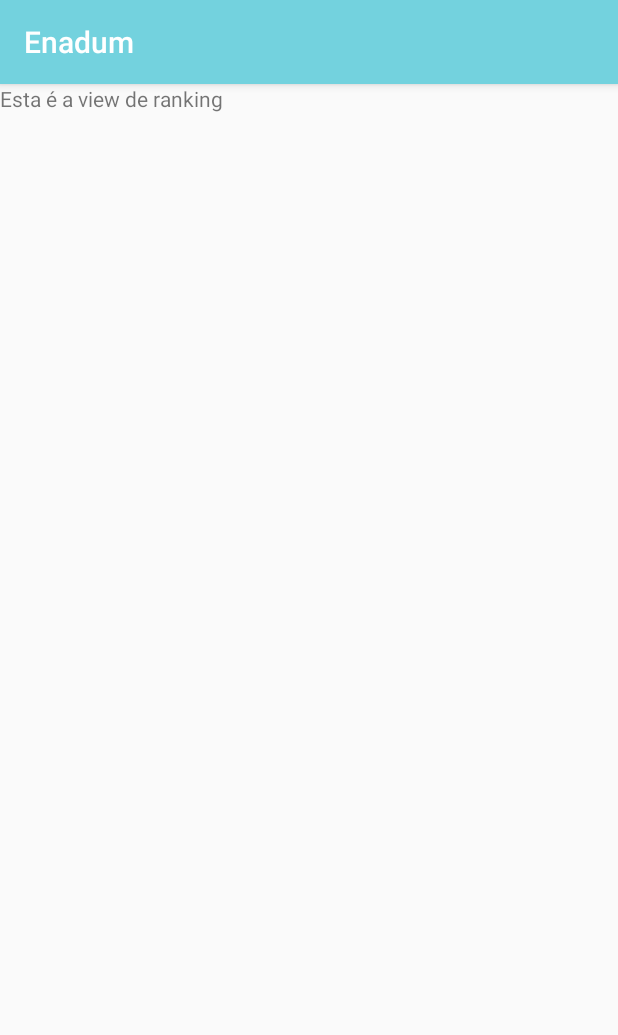
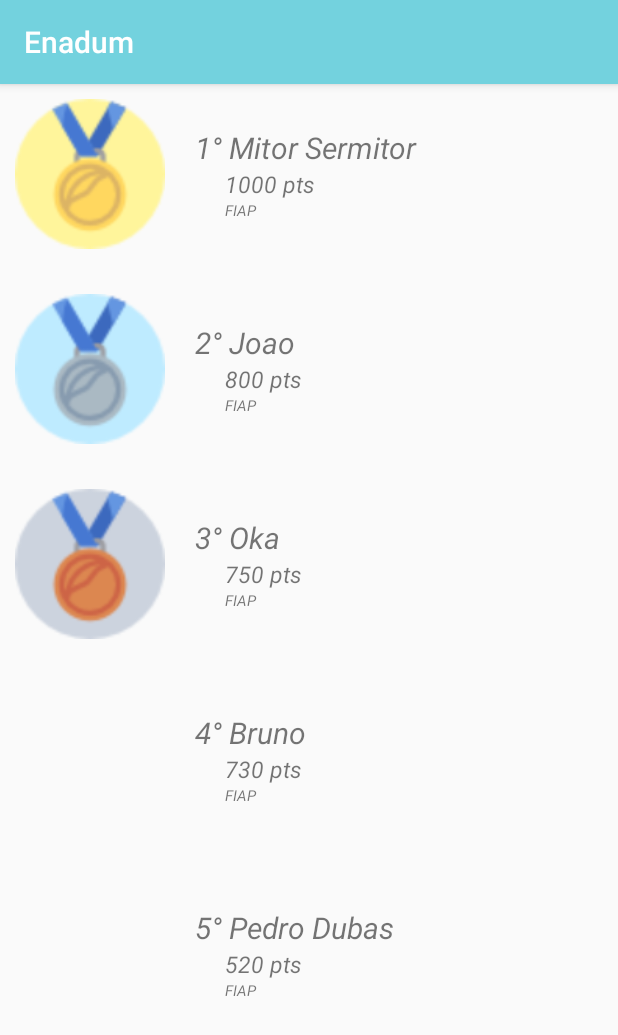
Before and after one commit to VictorMonte-zz/enadum-app, an Android app: the fragment FragmentRanking shown on its own in the app's theme, on a phone screen of 412 x 824 dp. Shown: the top 1035 px of the screen. Run offline under Robolectric (Android 15) with nearby library versions, the phone set to English and light mode, and no system bars.

Commit message:
Implementação da Ranking
Criação da ListView com avatar.
Utilização de mock para simular ranking.

```diff
--- /dev/null
+++ b/app/src/main/java/br/com/navi/enadumapp/Adapter/RankingAdapter.java
@@ -0,0 +1,79 @@
+package br.com.navi.enadumapp.Adapter;
+
+import android.support.v4.app.FragmentActivity;
+import android.view.LayoutInflater;
+import android.view.View;
+import android.view.ViewGroup;
+import android.widget.BaseAdapter;
+import android.widget.ImageView;
+import android.widget.TextView;
+
+import java.util.ArrayList;
+
+import br.com.navi.enadumapp.Model.Aluno;
+import br.com.navi.enadumapp.R;
+
+/**
+ * Created by Victor Monte on 27/08/2016.
+ */
+public class RankingAdapter extends BaseAdapter {
+
+    public ArrayList<Aluno> ranking;
+    public FragmentActivity context;
+    LayoutInflater inflater = null;
+
+    public RankingAdapter(FragmentActivity ctx, ArrayList<Aluno> ranking)
+    {
+        this.context = ctx;
+        this.ranking = ranking;
+        inflater = (LayoutInflater)ctx.getSystemService(ctx.LAYOUT_INFLATER_SERVICE);
+    }
+
+    @Override
+    public int getCount() {
+        return ranking.size();
+    }
+
+    @Override
+    public Object getItem(int i) {
+        return ranking.get(i);
+    }
+
+    @Override
+    public long getItemId(int i) {
+        return i;
+    }
+
+    @Override
+    public View getView(int i, View view, ViewGroup viewGroup) {
+        View row = inflater.inflate(R.layout.listview_ranking, null);
+
+        TextView posicao = (TextView)row.findViewById(R.id.txtPosicao);
+        posicao.setText(String.valueOf(i+1) + "° " + ranking.get(i).getNome());
+
+        TextView instituicao = (TextView)row.findViewById(R.id.txtInstituicaoRanking);
+        instituicao.setText(ranking.get(i).getInstituicao());
+
+        TextView pontuacao = (TextView)row.findViewById(R.id.txtPontuacao);
+        pontuacao.setText(String.valueOf(ranking.get(i).getPontuacao()) + " pts");
+
+        ImageView avatar = (ImageView)row.findViewById(R.id.ivAvatarRanking);
+        switch (i)
+        {
+            case 0:
+                avatar.setImageResource(R.drawable.gold);
+                break;
+            case 1:
+                avatar.setImageResource(R.drawable.silver);
+                break;
+            case 2:
+                avatar.setImageResource(R.drawable.bronze);
+                break;
+            default:
+                avatar.setVisibility(View.INVISIBLE);
+                break;
+        }
+
+        return row;
+    }
+}
--- a/app/src/main/java/br/com/navi/enadumapp/Fragment/FragmentRanking.java
+++ b/app/src/main/java/br/com/navi/enadumapp/Fragment/FragmentRanking.java
@@ -6,16 +6,75 @@ import android.support.v4.app.Fragment;
 import android.view.LayoutInflater;
 import android.view.View;
 import android.view.ViewGroup;
+import android.widget.ListView;
 
+import java.util.ArrayList;
+import java.util.List;
+
+import br.com.navi.enadumapp.Adapter.RankingAdapter;
+import br.com.navi.enadumapp.Model.Aluno;
 import br.com.navi.enadumapp.R;
 
 /**
- * Created by Pichau on 17/08/2016.
+ * Created by Victor Monte on 17/08/2016.
  */
 public class FragmentRanking extends Fragment {
+
+    public ArrayList<Aluno> ranking;
+    public ListView lvRanking;
+
     @Nullable
     @Override
     public View onCreateView(LayoutInflater inflater, @Nullable ViewGroup container, @Nullable Bundle savedInstanceState) {
         return inflater.inflate(R.layout.fragment_ranking, container, false);
     }
+
+    @Override
+    public void onViewCreated(View view, @Nullable Bundle savedInstanceState) {
+        super.onViewCreated(view, savedInstanceState);
+
+        gerarMockRanking();
+
+        lvRanking = (ListView)getView().findViewById(R.id.lvRanking);
+        lvRanking.setAdapter(new RankingAdapter(getActivity(), this.ranking));
+    }
+
+    private void gerarMockRanking() {
+        ranking = new ArrayList<Aluno>();
+        Aluno aluno = new Aluno();
+
+        //aluno 1
+        aluno.setNome("Mitor Sermitor");
+        aluno.setInstituicao("FIAP");
+        aluno.setPontuacao(1000);
+        ranking.add(aluno);
+
+        //aluno 2
+        aluno = new Aluno();
+        aluno.setNome("Joao");
+        aluno.setInstituicao("FIAP");
+        aluno.setPontuacao(800);
+        ranking.add(aluno);
+
+        //aluno 3
+        aluno = new Aluno();
+        aluno.setNome("Oka");
+        aluno.setInstituicao("FIAP");
+        aluno.setPontuacao(750);
+        ranking.add(aluno);
+
+        //aluno 4
+        aluno = new Aluno();
+        aluno.setNome("Bruno");
+        aluno.setInstituicao("FIAP");
+        aluno.setPontuacao(730);
+        ranking.add(aluno);
+
+        //aluno 5
+        aluno = new Aluno();
+        aluno.setNome("Pedro Dubas");
+        aluno.setInstituicao("FIAP");
+        aluno.setPontuacao(520);
+        ranking.add(aluno);
+    }
 }
--- a/app/src/main/java/br/com/navi/enadumapp/Model/Aluno.java
+++ b/app/src/main/java/br/com/navi/enadumapp/Model/Aluno.java
@@ -9,6 +9,15 @@ public class Aluno {
     private String instituicao;
     private String nome;
     private String curso;
+    private long pontuacao;
+
+    public Aluno(){}
+
+    public Aluno(String rm, String cpf, String instituicao) {
+        setRm(rm);
+        setCpf(cpf);
+        setInstituicao(instituicao);
+    }
 
     public String getInstituicao() {
         return instituicao;
@@ -50,9 +59,11 @@ public class Aluno {
         this.curso = curso;
     }
 
-    public Aluno(String rm, String cpf, String instituicao) {
-        setRm(rm);
-        setCpf(cpf);
-        setInstituicao(instituicao);
+    public long getPontuacao() {
+        return pontuacao;
+    }
+
+    public void setPontuacao(long pontuacao) {
+        this.pontuacao = pontuacao;
     }
 }
--- a/app/src/main/res/layout/fragment_ranking.xml
+++ b/app/src/main/res/layout/fragment_ranking.xml
@@ -1,9 +1,12 @@
 <?xml version="1.0" encoding="utf-8"?>
 <RelativeLayout xmlns:android="http://schemas.android.com/apk/res/android"
     android:layout_width="match_parent" android:layout_height="match_parent">
-    <TextView
+
+    <ListView
         android:layout_width="wrap_content"
         android:layout_height="wrap_content"
-        android:gravity="center_horizontal|center_vertical"
-        android:text="@string/texto_ranking"/>
+        android:id="@+id/lvRanking"
+        android:dividerHeight="10dp"
+        android:divider="@null">
+    </ListView>
 </RelativeLayout>
--- /dev/null
+++ b/app/src/main/res/layout/listview_ranking.xml
@@ -0,0 +1,47 @@
+<?xml version="1.0" encoding="utf-8"?>
+<LinearLayout xmlns:android="http://schemas.android.com/apk/res/android"
+    android:orientation="horizontal" android:layout_width="match_parent"
+    android:layout_height="match_parent">
+    <LinearLayout
+        android:layout_width="wrap_content"
+        android:layout_height="wrap_content"
+        android:orientation="horizontal"
+        android:padding="10dp">
+        <ImageView
+            android:layout_width="100dp"
+            android:layout_height="100dp"
+            android:id="@+id/ivAvatarRanking"/>
+        <RelativeLayout
+            android:layout_width="wrap_content"
+            android:layout_height="wrap_content"
+            android:orientation="horizontal"
+            android:layout_gravity="center"
+            android:gravity="center">
+            <TextView
+                android:layout_width="wrap_content"
+                android:layout_height="wrap_content"
+                android:paddingLeft="40dp"
+                android:layout_below="@+id/txtPosicao"
+                android:textSize="15dp"
+                android:textStyle="italic"
+                android:id="@+id/txtPontuacao"/>
+            <TextView
+                android:layout_width="wrap_content"
+                android:layout_height="wrap_content"
+                android:paddingLeft="40dp"
+                android:layout_below="@+id/txtPontuacao"
+                android:textSize="10dp"
+                android:textStyle="italic"
+                android:id="@+id/txtInstituicaoRanking"/>
+            <TextView
+                android:layout_width="wrap_content"
+                android:layout_height="wrap_content"
+                android:id="@+id/txtPosicao"
+                android:textSize="20dp"
+                android:textStyle="italic"
+                android:paddingLeft="20dp"/>
+
+        </RelativeLayout>
+
+    </LinearLayout>
+</LinearLayout>
```
Also changed, not shown: app/src/main/res/drawable/bronze.png (added), app/src/main/res/drawable/gold.png (added), app/src/main/res/drawable/silver.png (added).
